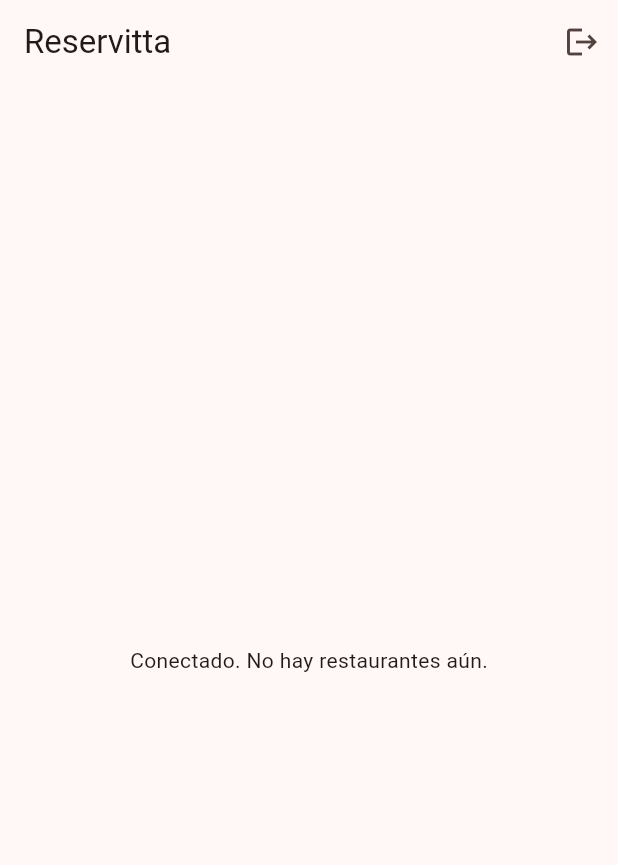
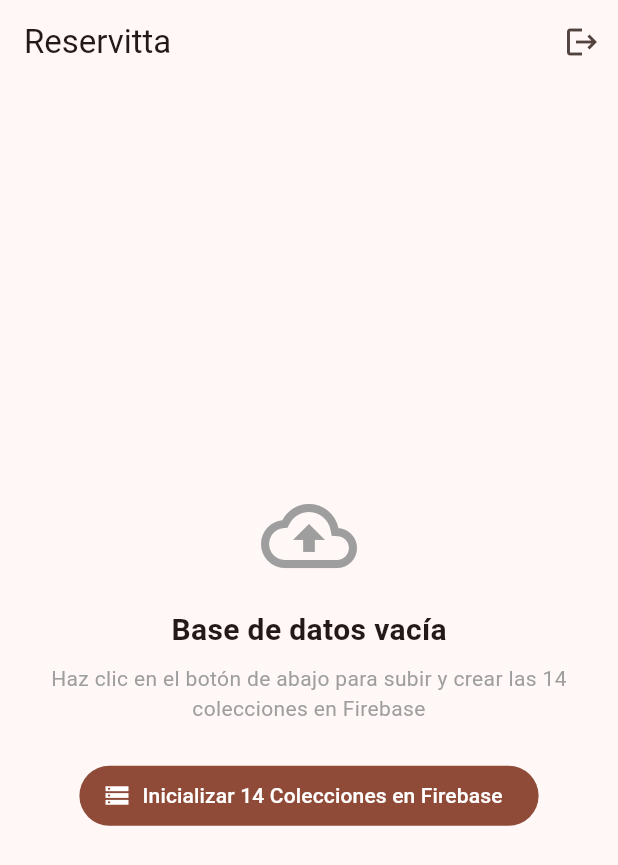
Before and after one commit to Reservitta/backend_reservitta, a Flutter app: the screen it shows once a user with an empty profile is signed in, on a phone screen of 412 x 824 dp. Shown: the top 865 px of the screen. Run offline on Flutter 3.47's test engine with Material 3 defaults, Android fonts, the phone set to English and light mode, and no system bars; our stand-ins replace cloud_firestore, firebase_auth, firebase_core; accounts and stored records are empty.

Commit message:
feat: inicializacion de esquema de base de datos Firestore (14 colecciones)

```diff
--- a/lib/viewmodels/home_viewmodel.dart
+++ b/lib/viewmodels/home_viewmodel.dart
@@ -1,20 +1,38 @@
 import 'package:flutter/material.dart';
 import '../models/restaurant_model.dart';
 import '../services/auth_service.dart';
+import '../services/database_init_service.dart';
 import '../services/restaurant_service.dart';
 
 class HomeViewModel extends ChangeNotifier {
   final AuthService _authService;
   final RestaurantService _restaurantService;
+  final DatabaseInitService _databaseInitService;
+
+  bool _isInitializing = false;
+  bool get isInitializing => _isInitializing;
 
   HomeViewModel({
     AuthService? authService,
     RestaurantService? restaurantService,
+    DatabaseInitService? databaseInitService,
   })  : _authService = authService ?? AuthService(),
-        _restaurantService = restaurantService ?? RestaurantService();
+        _restaurantService = restaurantService ?? RestaurantService(),
+        _databaseInitService = databaseInitService ?? DatabaseInitService();
 
   Stream<List<RestaurantModel>> get restaurantsStream =>
       _restaurantService.getRestaurantsStream();
+
+  Future<void> initDatabase() async {
+    _isInitializing = true;
+    notifyListeners();
+    try {
+      await _databaseInitService.initFullDatabaseSchema();
+    } finally {
+      _isInitializing = false;
+      notifyListeners();
+    }
+  }
 
   Future<void> signOut() async {
     await _authService.signOut();
--- a/lib/views/home_view.dart
+++ b/lib/views/home_view.dart
@@ -36,25 +36,67 @@
           ),
         ],
       ),
-      body: StreamBuilder<List<RestaurantModel>>(
+      body: ListenableBuilder(
+        listenable: _viewModel,
+        builder: (context, _) {
+          return StreamBuilder<List<RestaurantModel>>(
             stream: _viewModel.restaurantsStream,
             builder: (context, snap) {
               if (snap.hasError) {
                 return Center(child: Text('Error: ${snap.error}'));
               }
-          if (!snap.hasData) {
-            return const Center(child: CircularProgressIndicator());
+              if (!snap.hasData || _viewModel.isInitializing) {
+                return const Center(
+                  child: Column(
+                    mainAxisSize: MainAxisSize.min,
+                    children: [
+                      CircularProgressIndicator(),
+                      SizedBox(height: 16),
+                      Text('Inicializando las 14 colecciones en Firebase...'),
+                    ],
+                  ),
+                );
               }
               final restaurants = snap.data!;
               if (restaurants.isEmpty) {
-            return const Center(child: Text('Conectado. No hay restaurantes aún.'));
+                return Center(
+                  child: Column(
+                    mainAxisSize: MainAxisSize.min,
+                    children: [
+                      const Icon(Icons.cloud_upload_outlined, size: 64, color: Colors.grey),
+                      const SizedBox(height: 16),
+                      const Text(
+                        'Base de datos vacía',
+                        style: TextStyle(fontSize: 20, fontWeight: FontWeight.bold),
+                      ),
+                      const SizedBox(height: 8),
+                      const Text(
+                        'Haz clic en el botón de abajo para subir y crear las 14 colecciones en Firebase',
+                        textAlign: TextAlign.center,
+                        style: TextStyle(color: Colors.grey),
+                      ),
+                      const SizedBox(height: 24),
+                      FilledButton.icon(
+                        icon: const Icon(Icons.storage),
+                        label: const Text('Inicializar 14 Colecciones en Firebase'),
+                        onPressed: () async {
+                          await _viewModel.initDatabase();
+                        },
+                      ),
+                    ],
+                  ),
+                );
               }
               return ListView.builder(
                 itemCount: restaurants.length,
                 itemBuilder: (context, index) {
                   final restaurant = restaurants[index];
                   return ListTile(
+                    leading: const Icon(Icons.restaurant),
                     title: Text(restaurant.name),
+                    subtitle: Text('ID: ${restaurant.id}'),
+                  );
+                },
               );
             },
           );
```
Also changed, not shown: lib/services/database_init_service.dart (added, +244 -0 lines). Lines whose indentation alone changed are shown as unchanged.
